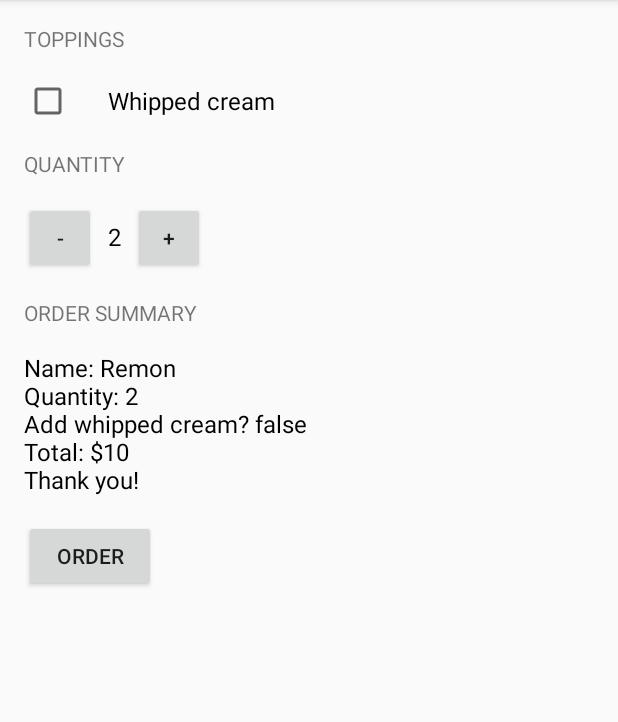
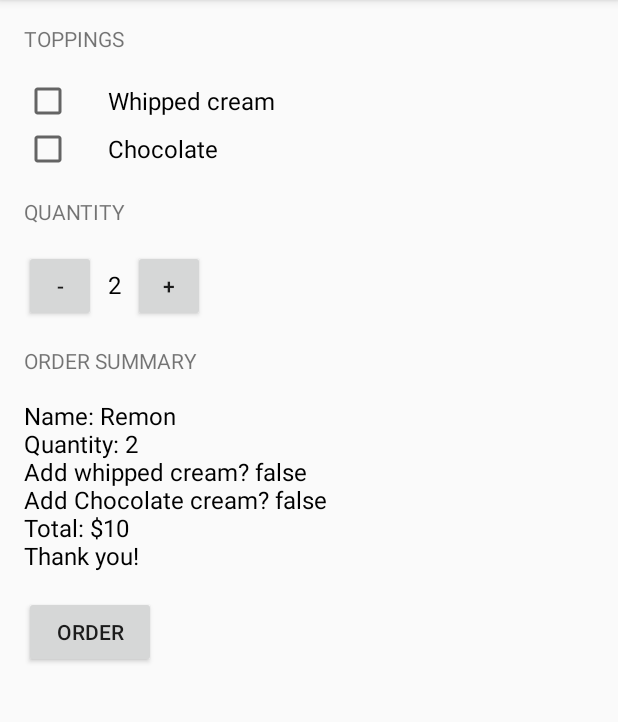
Before and after one commit to RemonShehata/Just-Java, an Android app: the screen it shows after launch (MainActivity), after a tap on "ORDER", on a phone screen of 412 x 824 dp, the part 84-806 px from its top. Run offline under Robolectric (Android 15) with nearby library versions, the phone set to English and light mode, and no system bars.

Commit message:
Add chocolate checkbox

```diff
--- a/app/src/main/java/com/example/justjava/MainActivity.java
+++ b/app/src/main/java/com/example/justjava/MainActivity.java
@@ -21,9 +21,11 @@ public class MainActivity extends AppCompatActivity {
      */
     public void SubmitOrder(View view) {
         CheckBox whippedCreamCheckBox = findViewById(R.id.whipped_cream_checkbox);
+        CheckBox chocolateCheckBox = findViewById(R.id.chocolate_checkbox);
         boolean hasWhippedCream = whippedCreamCheckBox.isChecked();
+        boolean hasChocolate = chocolateCheckBox.isChecked();
         int price = calculatePrice();
-        String priceMessage = createOrderSummary(price, hasWhippedCream);
+        String priceMessage = createOrderSummary(price, hasWhippedCream, hasChocolate);
         displayMessage(priceMessage);
     }
 
@@ -76,10 +78,11 @@ public class MainActivity extends AppCompatActivity {
      * @param addWhippedCream is whether or not the user wants a whipped cream topping
      * @return text summary
      */
-    private String createOrderSummary(int price, boolean addWhippedCream) {
+    private String createOrderSummary(int price, boolean addWhippedCream, boolean addChocolate) {
         String priceMessage = "Name: Remon";
         priceMessage += "\nQuantity: " + quantity;
         priceMessage += "\nAdd whipped cream? " + addWhippedCream;
+        priceMessage += "\nAdd Chocolate cream? " + addChocolate;
         priceMessage += "\nTotal: $" + price;
         priceMessage += "\nThank you!";
         return priceMessage;
--- a/app/src/main/res/layout/activity_main.xml
+++ b/app/src/main/res/layout/activity_main.xml
@@ -1,7 +1,11 @@
 <?xml version="1.0" encoding="utf-8"?>
-<LinearLayout xmlns:android="http://schemas.android.com/apk/res/android"
+<ScrollView xmlns:android="http://schemas.android.com/apk/res/android"
     xmlns:app="http://schemas.android.com/apk/res-auto"
     xmlns:tools="http://schemas.android.com/tools"
+    android:layout_width="match_parent"
+    android:layout_height="match_parent">
+
+    <LinearLayout
         android:layout_width="match_parent"
         android:layout_height="match_parent"
         android:orientation="vertical"
@@ -23,6 +27,13 @@
             android:text="Whipped cream"
             android:textSize="16sp" />
 
+        <CheckBox
+            android:id="@+id/chocolate_checkbox"
+            android:layout_width="wrap_content"
+            android:layout_height="wrap_content"
+            android:paddingLeft="24dp"
+            android:text="Chocolate"
+            android:textSize="16sp" />
 
         <TextView
             android:layout_width="wrap_content"
@@ -85,3 +96,4 @@
             android:text="Order" />
 
     </LinearLayout>
+</ScrollView>
```
Lines whose indentation alone changed are shown as unchanged.
